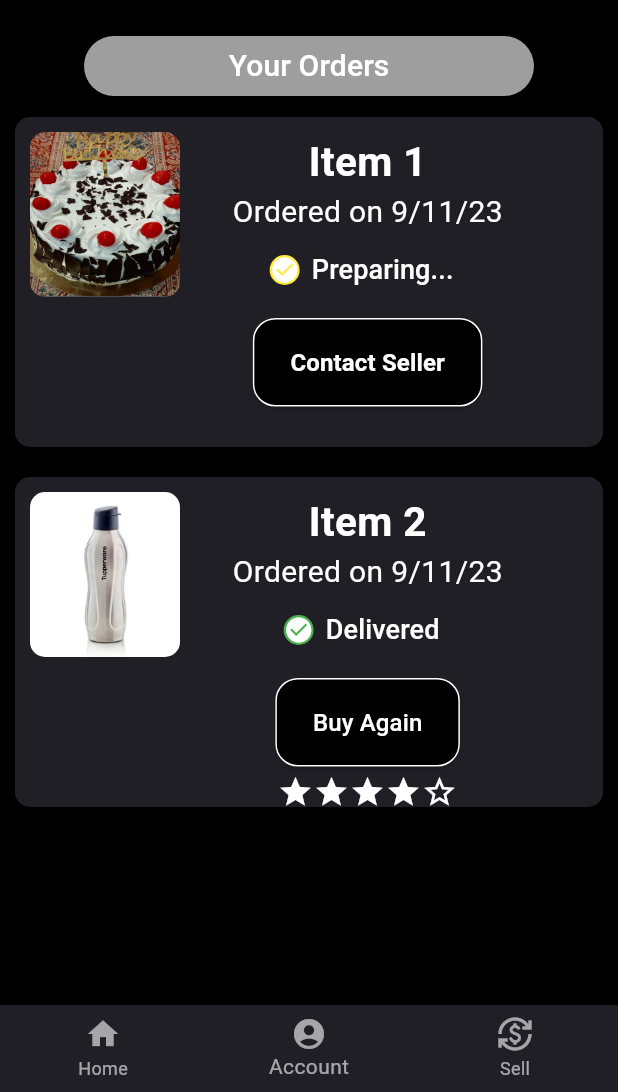
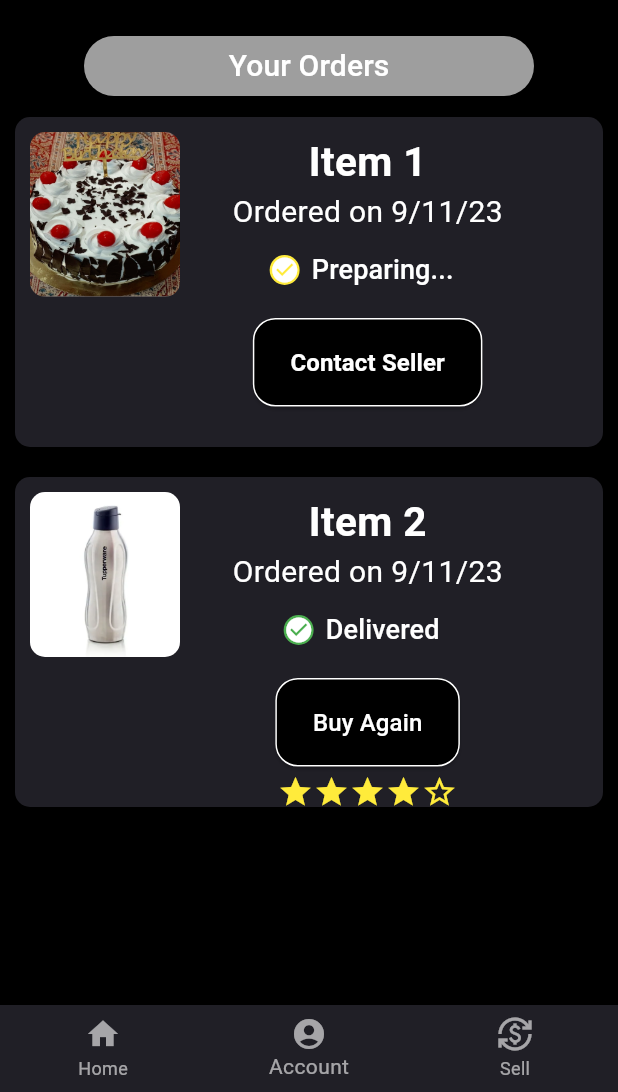
Before and after one commit to TheGrowPalProject/growpal, a Flutter app: the AccountPage screen opened directly, on a phone screen of 412 x 824 dp, the part 144-1236 px from its top. Run offline on Flutter 3.47's test engine with Material 3 defaults, Android fonts, the phone set to English and light mode, and no system bars; our stand-ins replace badges, cloud_firestore, firebase_auth, firebase_core, firebase_storage, flutter_rating_bar and 5 more; missing offline and left inert: clippy_flutter; accounts and stored records are empty; project files that could hold a hidden picture were left out.

Commit message:
Update YourOrdersPage.dart
Made a small change,now stars will be shown according to the rating variable,rating is out of 5

```diff
--- a/lib/pages/YourOrdersPage.dart
+++ b/lib/pages/YourOrdersPage.dart
@@ -7,13 +7,16 @@ class Item {
   String orderdate;
   bool preparing;
   bool delivered;
+  int rating;
 
-  Item(
-      {required this.name,
-      required this.image,
-      required this.orderdate,
-      this.preparing = false,
-      this.delivered = false});
+  Item({
+    required this.name,
+    required this.image,
+    required this.orderdate,
+    this.preparing = false,
+    this.delivered = false,
+    this.rating = 0,
+  });
 }
 
 class AccountPage extends StatefulWidget {
@@ -34,7 +37,8 @@ class _AccountPageState extends State<AccountPage> {
         name: 'Item 2',
         image: 'images/image5.png',
         orderdate: 'Ordered on 9/11/23',
-        preparing: false),
+        preparing: false,
+        rating: 4),
     // Add more items as needed from database
   ];
 
@@ -208,16 +212,21 @@ class _AccountPageState extends State<AccountPage> {
                               Row(
                                 mainAxisAlignment: MainAxisAlignment.center,
                                 children: [
-                                  if (!items[index]
-                                      .preparing) // Showing stars only when preparing is false
+                                  if (!items[index].preparing)
                                     Row(
                                       children: [
-                                        Icon(Icons.star, color: Colors.white),
-                                        Icon(Icons.star, color: Colors.white),
-                                        Icon(Icons.star, color: Colors.white),
-                                        Icon(Icons.star, color: Colors.white),
-                                        Icon(Icons.star_outline,
-                                            color: Colors.white), // Empty star
+                                        // Filled stars based on the rating
+                                        ...List.generate(
+                                          items[index].rating,
+                                          (index) => Icon(Icons.star,
+                                              color: Colors.yellow),
+                                        ),
+                                        // Empty stars for the remaining
+                                        ...List.generate(
+                                          5 - items[index].rating,
+                                          (index) => Icon(Icons.star_border,
+                                              color: Colors.yellow),
+                                        ),
                                       ],
                                     ),
                                 ],
```
